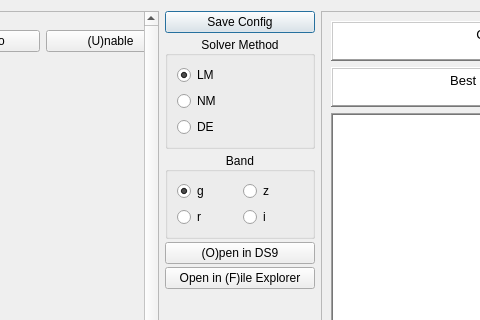
Above: GUI/fit_gui.ui from rpsmith4/photometric-decomp-analysis before the change; both pictures show x 558 to 1038 and y 0 to 320 of the 1250 by 864 pixel window. Below: the same form after it.
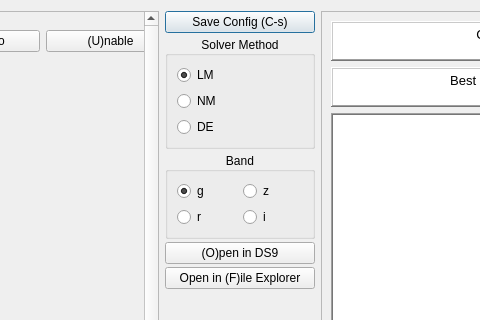
That is the form after the change.

Commit message: Can now use CTRL-S to save the current config

Diff of the .ui file:
```diff
--- a/GUI/fit_gui.ui
+++ b/GUI/fit_gui.ui
@@ -37,7 +37,7 @@
         </size>
        </property>
        <property name="text">
-        <string>Save Config</string>
+        <string>Save Config (C-s)</string>
        </property>
       </widget>
      </item>
```
The commit also changes 1 other file.
